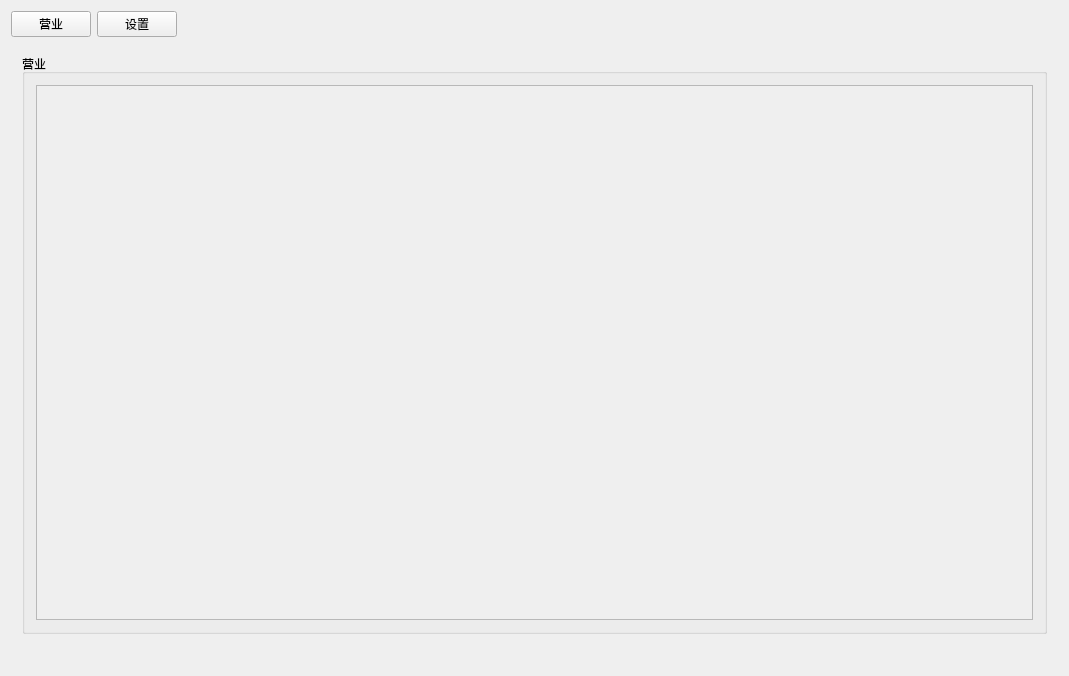
toiime/BMS, file BMS/BMS/bms.ui: the form before one commit.
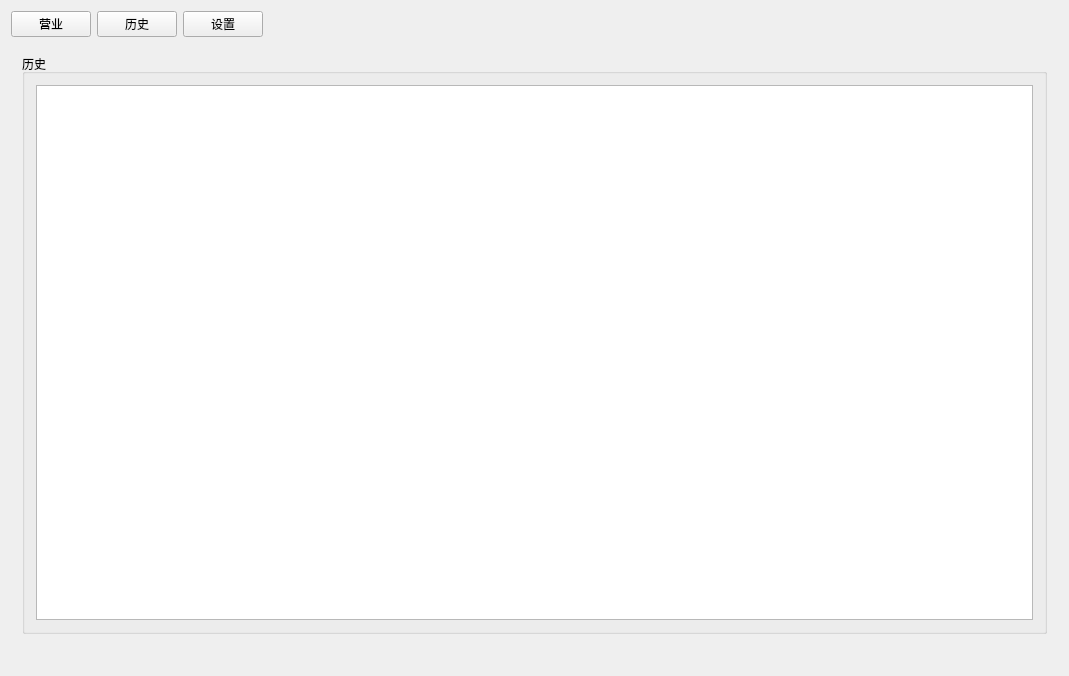
The form after the commit. The open tabs and pages were chosen to show the change.

Diff of the .ui file:
```diff
--- a/BMS/BMS/bms.ui
+++ b/BMS/BMS/bms.ui
@@ -23,6 +23,13 @@
        </property>
       </widget>
      </item>
+     <item>
+      <widget class="QPushButton" name="pushButtonBill">
+       <property name="text">
+        <string>历史</string>
+       </property>
+      </widget>
+     </item>
      <item>
       <widget class="QPushButton" name="pushButtonSettings">
        <property name="text">
@@ -48,7 +55,7 @@
    <item>
     <widget class="QStackedWidget" name="stackedWidgetMainWindow">
      <property name="currentIndex">
-      <number>0</number>
+      <number>1</number>
      </property>
      <widget class="QWidget" name="pageBusiness">
       <layout class="QHBoxLayout" name="horizontalLayout_3">
@@ -80,6 +87,22 @@
        </item>
       </layout>
      </widget>
+     <widget class="QWidget" name="pageBill">
+      <layout class="QHBoxLayout" name="horizontalLayout_8">
+       <item>
+        <widget class="QGroupBox" name="groupBox_3">
+         <property name="title">
+          <string>历史</string>
+         </property>
+         <layout class="QHBoxLayout" name="horizontalLayout_9">
+          <item>
+           <widget class="QTableWidget" name="tableWidgetBill"/>
+          </item>
+         </layout>
+        </widget>
+       </item>
+      </layout>
+     </widget>
      <widget class="QWidget" name="pageSettings">
       <layout class="QHBoxLayout" name="horizontalLayout_2">
        <item>
@@ -198,7 +221,7 @@
      </widget>
     </widget>
    </item>
-   <item alignment="Qt::AlignRight">
+   <item>
     <widget class="QLabel" name="labelCurrentTime">
      <property name="text">
       <string/>
```
Left out of the diff: 4 changed lines with no effect on the pictures.
